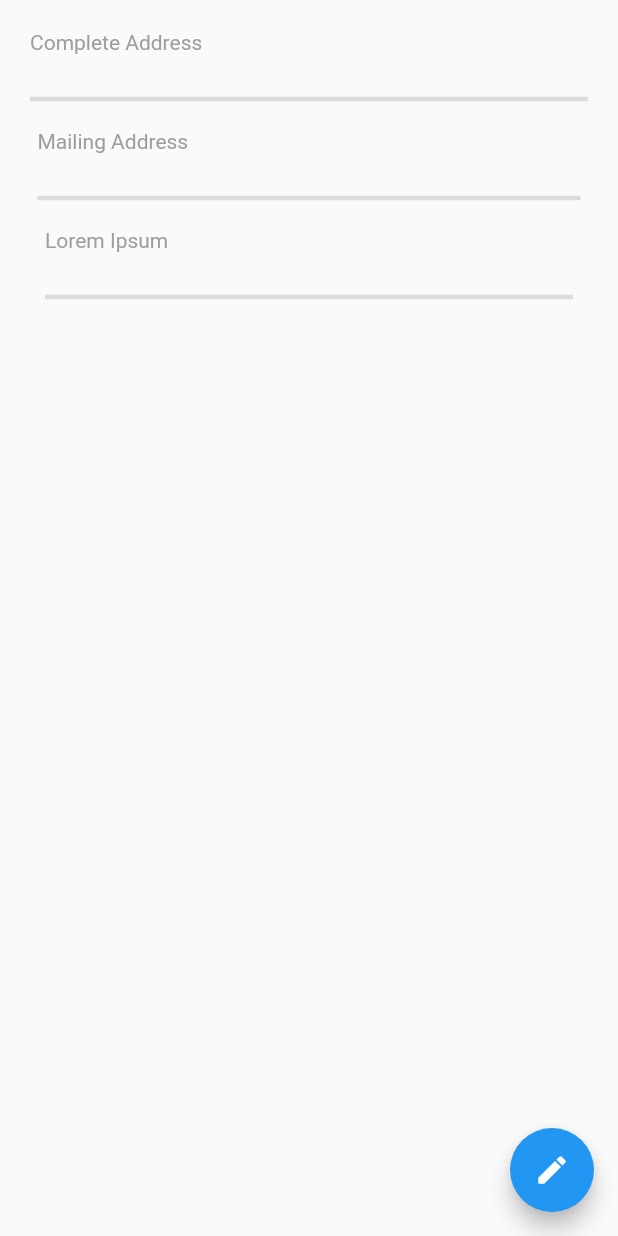
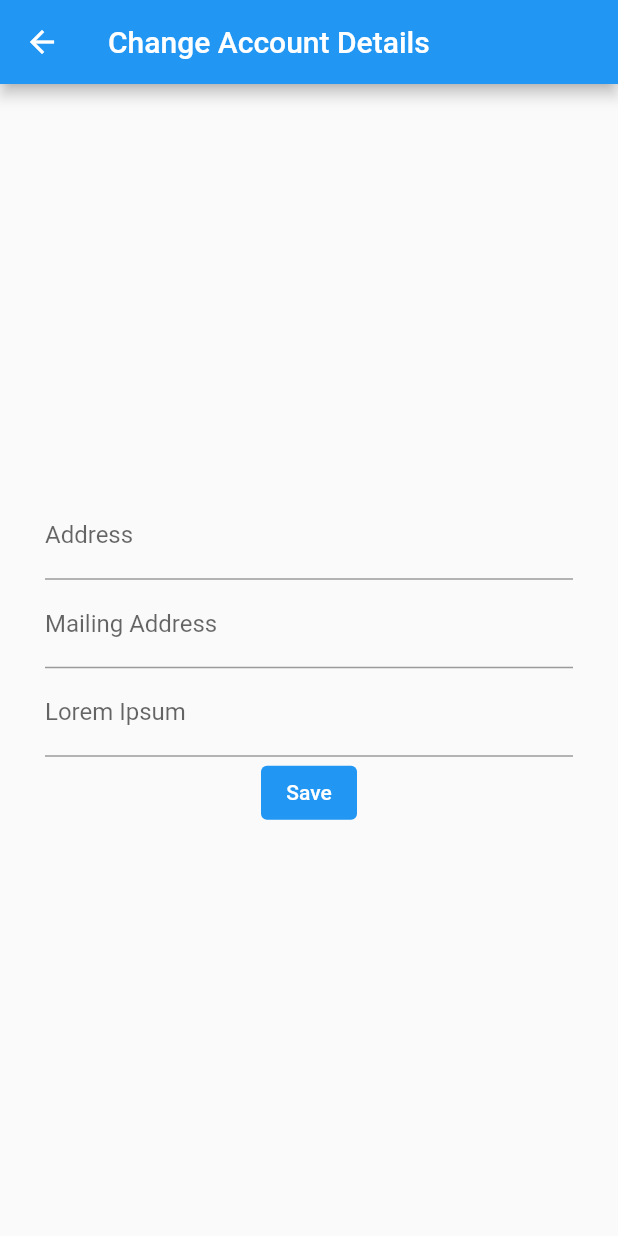
Before and after one commit to QonvexTech/qonvex_payroll, a Flutter app: the GeneralPage screen opened directly, after a tap on the "edit" icon, on a phone screen of 412 x 824 dp. Run offline on Flutter 3.47's test engine with Material 2 defaults, Android fonts, the light colour scheme and no system bars; missing offline and left inert: qr_code_scanner; accounts and stored records are empty.

Commit message:
edit profile added

```diff
--- /dev/null
+++ b/lib/edit_profile.dart
@@ -0,0 +1,88 @@
+import 'package:flutter/material.dart';
+import 'package:provider/provider.dart';
+
+import 'main.dart';
+
+class EditProfile extends StatelessWidget {
+  static const String id = 'settings_screen';
+  final formKey = GlobalKey<FormState>();
+  final Map data = {'Address': String, 'MailingAdd': String, 'Ipsum': String};
+  TextEditingController _addressController = new TextEditingController();
+  TextEditingController _mailingAddressController = new TextEditingController();
+  TextEditingController _ipsumController = new TextEditingController();
+
+  @override
+  void initState() {
+    // super.initState();
+    _addressController = TextEditingController();
+    _mailingAddressController = TextEditingController();
+    _ipsumController = TextEditingController();
+  }
+
+  @override
+  Widget build(BuildContext context) {
+    return Scaffold(
+      appBar: AppBar(title: Text('Change Account Details')),
+      body: Center(
+        child: Container(
+          padding: EdgeInsets.symmetric(vertical: 20, horizontal: 30),
+          child: Form(
+            key: formKey,
+            child: Column(
+                mainAxisAlignment: MainAxisAlignment.center,
+                crossAxisAlignment: CrossAxisAlignment.center,
+                children: <Widget>[
+                  TextFormField(
+                    controller: _addressController,
+                    decoration: InputDecoration(labelText: 'Address'),
+                    validator: (v) {
+                      if (v!.trim().isEmpty) {
+                        return 'Please enter a Complete Address';
+                      }
+                      return null;
+                    },
+                    onSaved: (input) => data['address'] = input,
+                  ),
+                  TextFormField(
+                    controller: _mailingAddressController,
+                    decoration: InputDecoration(labelText: 'Mailing Address'),
+                    validator: (v) {
+                      if (v!.trim().isEmpty) {
+                        return 'Please enter a Mailing Address';
+                      }
+                      return null;
+                    },
+                    onSaved: (input) => data['mailing address'] = input,
+                  ),
+                  TextFormField(
+                    controller: _ipsumController,
+                    decoration: InputDecoration(labelText: 'Lorem Ipsum'),
+                    validator: (v) {
+                      if (v!.trim().isEmpty) {
+                        return 'Lorem Ipsum';
+                      }
+                      return null;
+                    },
+                    onSaved: (input) => data['lorem ipsum'] = input,
+                  ),
+                  TextButton(
+                    onPressed: () {
+                      formKey.currentState!.save();
+                      Provider.of<Data>(context, listen: false)
+                          .updateAccount(data);
+
+                      formKey.currentState!.reset();
+                    },
+                    child: Text('Save'),
+                    style: TextButton.styleFrom(
+                      primary: Colors.white,
+                      backgroundColor: Colors.blue,
+                    ),
+                  )
+                ]),
+          ),
+        ),
+      ),
+    );
+  }
+}
--- a/lib/general.dart
+++ b/lib/general.dart
@@ -1,4 +1,8 @@
 import 'package:flutter/material.dart';
+import 'package:provider/provider.dart';
+import 'package:qonvex_payroll/edit_profile.dart';
+import 'edit_profile.dart';
+import 'main.dart';
 
 class GeneralPage extends StatefulWidget {
   const GeneralPage({Key? key}) : super(key: key);
@@ -11,6 +15,81 @@ class _GeneralPageState extends State<GeneralPage> {
   @override
   Widget build(BuildContext context) {
     return Scaffold(
+      // body: Form(
+      //   key: _formKey,
+      //   child: Container(
+      //     padding: EdgeInsets.only(left: 20, right: 20, top: 20),
+      //     child: ListView(
+      //       children: [
+      //         Column(
+      //           crossAxisAlignment: CrossAxisAlignment.start,
+      //           children: [
+      //             Padding(
+      //               padding: const EdgeInsets.only(right: 32.0),
+      //               child: TextFormField(
+      // controller: _addressController,
+      //                 decoration:
+      //                     InputDecoration(hintText: 'Complete Address'),
+      // validator: (v) {
+      //   if (v!.trim().isEmpty) {
+      //     return 'Please enter a Complete Address';
+      //   }
+      //   return null;
+      // },
+      //               ),
+      //             ),
+      //           ],
+      //         ),
+      //         SizedBox(
+      //           height: 20,
+      //         ),
+      //         Column(
+      //           crossAxisAlignment: CrossAxisAlignment.start,
+      //           children: [
+      //             Padding(
+      //               padding: const EdgeInsets.only(right: 32.0),
+      //               child: TextFormField(
+      // controller: _mailingController,
+      //                 decoration:
+      //                     InputDecoration(hintText: 'Mailing Address'),
+      // validator: (v) {
+      //   if (v!.trim().isEmpty) {
+      //     return 'Please enter a Mailing Address';
+      //   }
+      //   return null;
+      // },
+      //               ),
+      //             ),
+      //           ],
+      //         ),
+      //         SizedBox(
+      //           height: 20,
+      //         ),
+      //         Column(
+      //           crossAxisAlignment: CrossAxisAlignment.start,
+      //           children: [
+      //             Padding(
+      //               padding: const EdgeInsets.only(right: 32.0),
+      //               child: TextFormField(
+      // controller: _ipsumController,
+      //                 decoration: InputDecoration(hintText: 'Lorem Ipsum'),
+      // validator: (v) {
+      //   if (v!.trim().isEmpty) {
+      //     return 'Lorem Ipsum';
+      //   }
+      //   return null;
+      // },
+      //               ),
+      //             ),
+      //             SizedBox(
+      //               height: 40,
+      //             ),
+      //           ],
+      //         ),
+      //       ],
+      //     ),
+      //   ),
+
       body: Container(
         padding: EdgeInsets.only(left: 20, right: 20, top: 20),
         child: ListView(
@@ -18,57 +97,76 @@ class _GeneralPageState extends State<GeneralPage> {
             Column(
               crossAxisAlignment: CrossAxisAlignment.start,
               children: [
-                Text('Complete Address', style: TextStyle(color: Colors.grey)),
+                Text(
+                    'Address: ' +
+                        Provider.of<Data>(context).data['address'].toString(),
+                    style: TextStyle(color: Colors.grey)),
                 SizedBox(height: 20),
-                Divider(
-                  height: 20,
-                  thickness: 3,
-                  // indent: 2,
-                  // endIndent: 2,
-                ),
-                Container(
-                  padding: EdgeInsets.only(left: 5, right: 5, top: 10),
-                  child: Column(
-                    crossAxisAlignment: CrossAxisAlignment.start,
-                    children: [
-                      Text('Mailing Address',
-                          style: TextStyle(color: Colors.grey)),
-                      SizedBox(height: 20),
-                      Divider(
-                        height: 20,
-                        thickness: 3,
-                        // indent: 2,
-                        // endIndent: 2,
-                      ),
-                      Container(
-                        padding: EdgeInsets.only(left: 5, right: 5, top: 10),
-                        child: Column(
-                          crossAxisAlignment: CrossAxisAlignment.start,
-                          children: [
-                            Text('Lorem Ipsum',
-                                style: TextStyle(color: Colors.grey)),
-                            SizedBox(height: 20),
-                            Divider(
-                              height: 20,
-                              thickness: 3,
-                              // indent: 2,
-                              // endIndent: 2,
-                            ),
-                          ],
-                        ),
-                      ),
-                    ],
-                  ),
-                ),
+                Text(
+                    'Mailing Address:\n' +
+                        Provider.of<Data>(context)
+                            .data['mailing address']
+                            .toString(),
+                    style: TextStyle(color: Colors.grey)),
+                SizedBox(height: 20),
+                Text(
+                    'Lorem Ipsum: ' +
+                        Provider.of<Data>(context)
+                            .data['lorem ipsum']
+                            .toString(),
+                    style: TextStyle(color: Colors.grey)),
+                // Text('Complete Address',
+                //     style: TextStyle(color: Colors.grey)),
+                // SizedBox(height: 20),
+                // Divider(
+                //   height: 20,
+                //   thickness: 3,
+                //   // indent: 2,
+                //   // endIndent: 2,
+                // ),
+                // Container(
+                //   padding: EdgeInsets.only(left: 5, right: 5, top: 10),
+                //   child: Column(
+                //     crossAxisAlignment: CrossAxisAlignment.start,
+                //     children: [
+                //       Text('Mailing Address',
+                //           style: TextStyle(color: Colors.grey)),
+                //       SizedBox(height: 20),
+                //       Divider(
+                //         height: 20,
+                //         thickness: 3,
+                //         // indent: 2,
+                //         // endIndent: 2,
+                //       ),
+                //       Container(
+                //         padding: EdgeInsets.only(left: 5, right: 5, top: 10),
+                //         child: Column(
+                //           crossAxisAlignment: CrossAxisAlignment.start,
+                //           children: [
+                //             Text('Lorem Ipsum',
+                //                 style: TextStyle(color: Colors.grey)),
+                //             SizedBox(height: 20),
+                //             Divider(
+                //               height: 20,
+                //               thickness: 3,
+                //               // indent: 2,
+                //               // endIndent: 2,
+                //             ),
+                //           ],
+                //         ),
+                //       ),
+                //     ],
+                //   ),
+                // ),
               ],
             ),
           ],
         ),
       ),
       floatingActionButton: FloatingActionButton(
-          onPressed: () {
-            // Add your onPressed code here!
-          },
+          onPressed: () => Navigator.of(context).push(MaterialPageRoute(
+                builder: (context) => EditProfile(),
+              )),
           child: const Icon(Icons.edit_rounded),
           backgroundColor: Colors.blue),
     );
--- a/lib/main.dart
+++ b/lib/main.dart
@@ -1,31 +1,51 @@
 import 'package:flutter/material.dart';
 import 'package:qonvex_payroll/Login_page.dart';
 import 'package:qonvex_payroll/QR_View.dart';
+import 'package:qonvex_payroll/edit_profile.dart';
 import 'package:qonvex_payroll/forgot_password.dart';
+import 'package:qonvex_payroll/general.dart';
 import 'package:qonvex_payroll/landing_page.dart';
 import 'package:qonvex_payroll/payroll.dart';
 import 'register.dart';
 import 'profile.dart';
 import 'package:flutter/services.dart';
 import 'attendance.dart';
+import 'package:provider/provider.dart';
 
 void main() {
   SystemChrome.setPreferredOrientations(
       [DeviceOrientation.portraitUp, DeviceOrientation.portraitDown]);
+
   runApp(MyApp());
 }
 
 class MyApp extends StatelessWidget {
   const MyApp({Key? key}) : super(key: key);
+
   @override
   Widget build(BuildContext context) {
-    return MaterialApp(
-      title: 'Flutter Demo',
-      debugShowCheckedModeBanner: false,
-      theme: ThemeData(
-        primarySwatch: Colors.blue,
-      ),
-      home: ForgotPassword(),
+    return ChangeNotifierProvider<Data>(
+      create: (context) => Data(),
+      child: MaterialApp(
+          title: 'Flutter Demo',
+          debugShowCheckedModeBanner: false,
+          theme: ThemeData(
+            primarySwatch: Colors.blue,
+          ),
+          home: GeneralPage()),
     );
   }
 }
+
+class Data extends ChangeNotifier {
+  Map data = {
+    'address': 'Brgy. Obrero',
+    'mailing address': 'Magsaysay St. blk 2',
+    'lorem ipsum': 'wala lang'
+  };
+
+  void updateAccount(input) {
+    data = input;
+    notifyListeners();
+  }
+}
--- a/pubspec.yaml
+++ b/pubspec.yaml
@@ -23,6 +23,9 @@ environment:
 dependencies:
   flutter:
     sdk: flutter
+
+  provider: ^5.0.0
+
 
   # The following adds the Cupertino Icons font to your application.
   # Use with the CupertinoIcons class for iOS style icons.
```
Also changed, not shown: lib/profile.dart (+7 -2 lines), lib/register.dart (+19 -3 lines), pubspec.lock, 1 other file.
